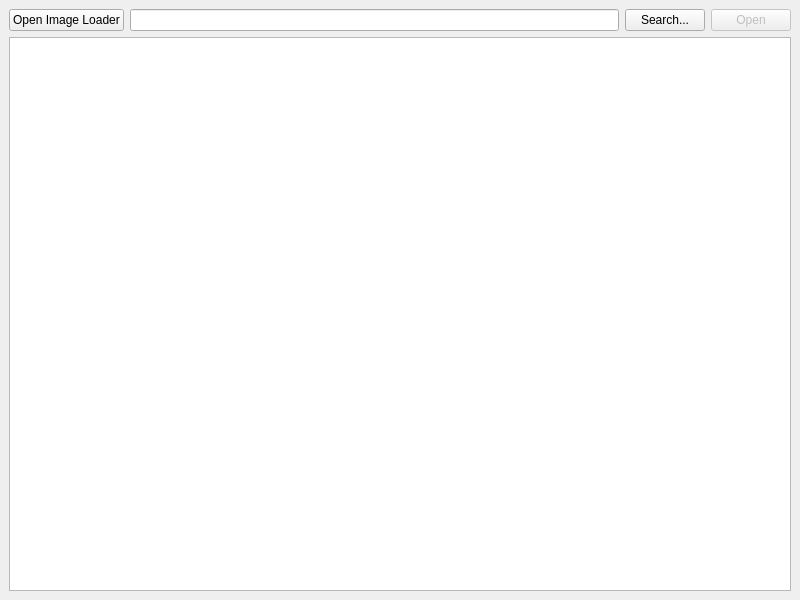
The window that src/ui/ui/main.ui (PinteLaurentiu/RaulTest) describes before a commit, drawn with Qt 5.
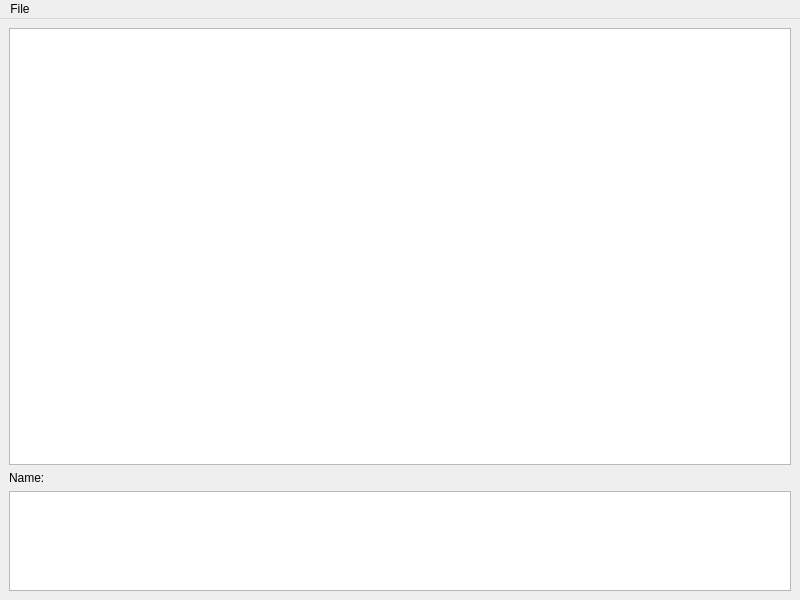
The same window after the commit.

```diff
--- a/src/ui/ui/main.ui
+++ b/src/ui/ui/main.ui
@@ -10,83 +10,107 @@
     <height>600</height>
    </rect>
   </property>
-  <property name="sizePolicy">
-   <sizepolicy hsizetype="Fixed" vsizetype="Fixed">
-    <horstretch>0</horstretch>
-    <verstretch>0</verstretch>
-   </sizepolicy>
-  </property>
-  <property name="minimumSize">
-   <size>
-    <width>800</width>
-    <height>100</height>
-   </size>
-  </property>
-  <property name="maximumSize">
-   <size>
-    <width>16777215</width>
-    <height>16777215</height>
-   </size>
-  </property>
   <property name="windowTitle">
    <string>MainWindow</string>
   </property>
   <widget class="QWidget" name="centralwidget">
-   <property name="sizePolicy">
-    <sizepolicy hsizetype="Expanding" vsizetype="Expanding">
-     <horstretch>0</horstretch>
-     <verstretch>0</verstretch>
-    </sizepolicy>
-   </property>
-   <property name="minimumSize">
-    <size>
-     <width>0</width>
-     <height>0</height>
-    </size>
-   </property>
-   <property name="maximumSize">
-    <size>
-     <width>16777215</width>
-     <height>16777215</height>
-    </size>
-   </property>
-   <layout class="QVBoxLayout" name="verticalLayout_2">
+   <layout class="QVBoxLayout" name="verticalLayout">
     <item>
-     <layout class="QHBoxLayout" name="horizontalLayout_2">
-      <item>
-       <widget class="QPushButton" name="openImageLoaderButton">
-        <property name="text">
-         <string>Open Image Loader</string>
-        </property>
-       </widget>
-      </item>
-      <item>
-       <widget class="QLineEdit" name="pathText"/>
-      </item>
-      <item>
-       <widget class="QPushButton" name="searchButton">
-        <property name="text">
-         <string>Search...</string>
-        </property>
-       </widget>
-      </item>
-      <item>
-       <widget class="QPushButton" name="openButton">
-        <property name="enabled">
-         <bool>false</bool>
-        </property>
-        <property name="text">
-         <string>Open</string>
-        </property>
-       </widget>
-      </item>
-     </layout>
+     <widget class="QGraphicsView" name="picture">
+      <property name="verticalScrollBarPolicy">
+       <enum>Qt::ScrollBarAlwaysOff</enum>
+      </property>
+      <property name="horizontalScrollBarPolicy">
+       <enum>Qt::ScrollBarAlwaysOff</enum>
+      </property>
+     </widget>
     </item>
     <item>
-     <widget class="QGraphicsView" name="picture"/>
+     <widget class="QLabel" name="nameLabel">
+      <property name="text">
+       <string>Name:</string>
+      </property>
+     </widget>
+    </item>
+    <item>
+     <widget class="QTextBrowser" name="descriptionText">
+      <property name="sizePolicy">
+       <sizepolicy hsizetype="Expanding" vsizetype="Fixed">
+        <horstretch>0</horstretch>
+        <verstretch>0</verstretch>
+       </sizepolicy>
+      </property>
+      <property name="maximumSize">
+       <size>
+        <width>16777215</width>
+        <height>100</height>
+       </size>
+      </property>
+     </widget>
     </item>
    </layout>
   </widget>
+  <widget class="QMenuBar" name="menubar">
+   <property name="geometry">
+    <rect>
+     <x>0</x>
+     <y>0</y>
+     <width>800</width>
+     <height>22</height>
+    </rect>
+   </property>
+   <widget class="QMenu" name="menuFile">
+    <property name="title">
+     <string>File</string>
+    </property>
+    <addaction name="openFile"/>
+    <addaction name="openDatabase"/>
+    <addaction name="separator"/>
+    <addaction name="saveFile"/>
+    <addaction name="saveDatabase"/>
+    <addaction name="separator"/>
+    <addaction name="logout"/>
+    <addaction name="separator"/>
+    <addaction name="exit"/>
+   </widget>
+   <addaction name="menuFile"/>
+  </widget>
+  <action name="openFile">
+   <property name="text">
+    <string>Import from file...</string>
+   </property>
+  </action>
+  <action name="openDatabase">
+   <property name="text">
+    <string>Import from database...</string>
+   </property>
+  </action>
+  <action name="saveFile">
+   <property name="enabled">
+    <bool>false</bool>
+   </property>
+   <property name="text">
+    <string>Save to file...</string>
+   </property>
+  </action>
+  <action name="saveDatabase">
+   <property name="enabled">
+    <bool>false</bool>
+   </property>
+   <property name="text">
+    <string>Save to database...</string>
+   </property>
+  </action>
+  <action name="logout">
+   <property name="text">
+    <string>Logout</string>
+   </property>
+  </action>
+  <action name="exit">
+   <property name="text">
+    <string>Exit</string>
+   </property>
+  </action>
  </widget>
  <resources/>
  <connections/>
```
Left out of the diff: 4 changed lines with no effect on the pictures.
